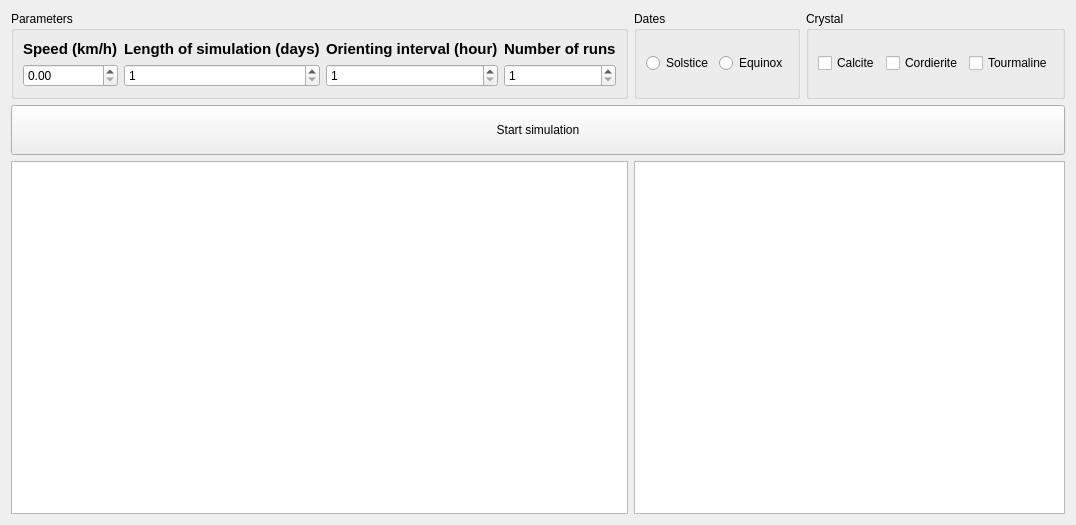
First picture: the form in sailingform.ui, repository szazdenes/SailingSimulation, before the edit.
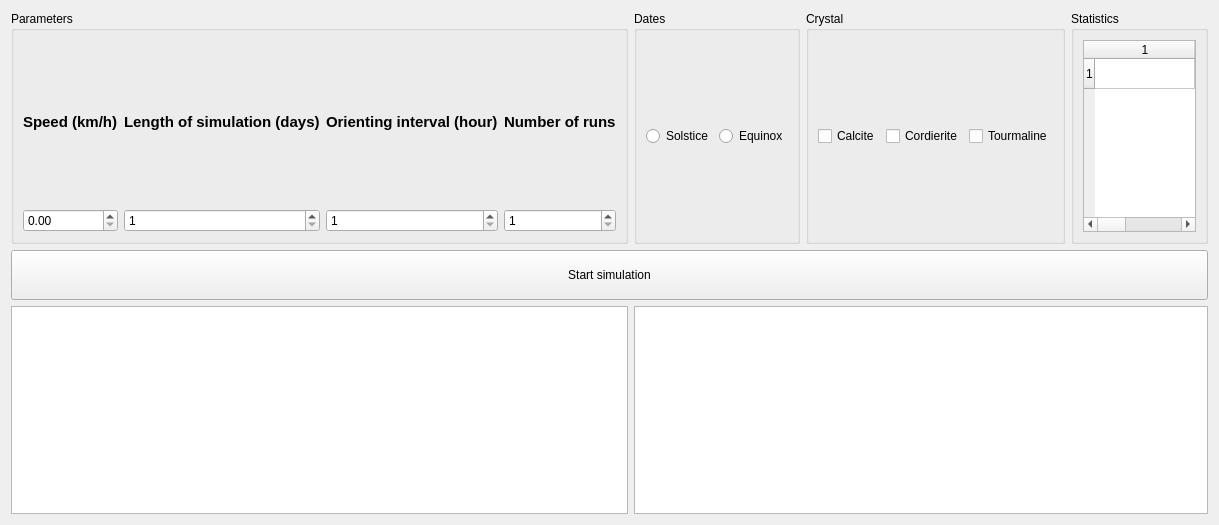
Second picture: the form after the edit.

Commit message: changes for demo success table added

What changed in the file:
```diff
--- a/sailingform.ui
+++ b/sailingform.ui
@@ -6,14 +6,14 @@
    <rect>
     <x>0</x>
     <y>0</y>
-    <width>1004</width>
+    <width>1219</width>
     <height>525</height>
    </rect>
   </property>
   <property name="windowTitle">
    <string>Form</string>
   </property>
-  <layout class="QGridLayout" name="gridLayout_2" columnstretch="0,2,1,1">
+  <layout class="QGridLayout" name="gridLayout_2" rowstretch="0,0,0,9,9" columnstretch="0,3,1,1,1">
    <item row="1" column="1">
     <widget class="QGroupBox" name="groupBox">
      <property name="title">
@@ -149,19 +149,6 @@
      </layout>
     </widget>
    </item>
-   <item row="3" column="1" colspan="3">
-    <widget class="QPushButton" name="startPushButton">
-     <property name="minimumSize">
-      <size>
-       <width>0</width>
-       <height>50</height>
-      </size>
-     </property>
-     <property name="text">
-      <string>Start simulation</string>
-     </property>
-    </widget>
-   </item>
    <item row="1" column="2">
     <widget class="QGroupBox" name="groupBox_2">
      <property name="title">
@@ -188,7 +175,49 @@
    <item row="4" column="1">
     <widget class="QGraphicsView" name="trajectoryGraphicsView"/>
    </item>
-   <item row="4" column="2" colspan="2">
+   <item row="1" column="4">
+    <widget class="QGroupBox" name="groupBox_4">
+     <property name="title">
+      <string>Statistics</string>
+     </property>
+     <layout class="QGridLayout" name="gridLayout_6">
+      <item row="0" column="0">
+       <widget class="QTableWidget" name="tableWidget">
+        <property name="verticalScrollMode">
+         <enum>QAbstractItemView::ScrollPerPixel</enum>
+        </property>
+        <property name="horizontalScrollMode">
+         <enum>QAbstractItemView::ScrollPerPixel</enum>
+        </property>
+        <property name="rowCount">
+         <number>1</number>
+        </property>
+        <property name="columnCount">
+         <number>3</number>
+        </property>
+        <row/>
+        <column/>
+        <column/>
+        <column/>
+       </widget>
+      </item>
+     </layout>
+    </widget>
+   </item>
+   <item row="3" column="1" colspan="4">
+    <widget class="QPushButton" name="startPushButton">
+     <property name="minimumSize">
+      <size>
+       <width>0</width>
+       <height>50</height>
+      </size>
+     </property>
+     <property name="text">
+      <string>Start simulation</string>
+     </property>
+    </widget>
+   </item>
+   <item row="4" column="2" colspan="3">
     <widget class="QGraphicsView" name="multipleRunGraphicsView"/>
    </item>
   </layout>
```
The commit also changes 2 other files.
